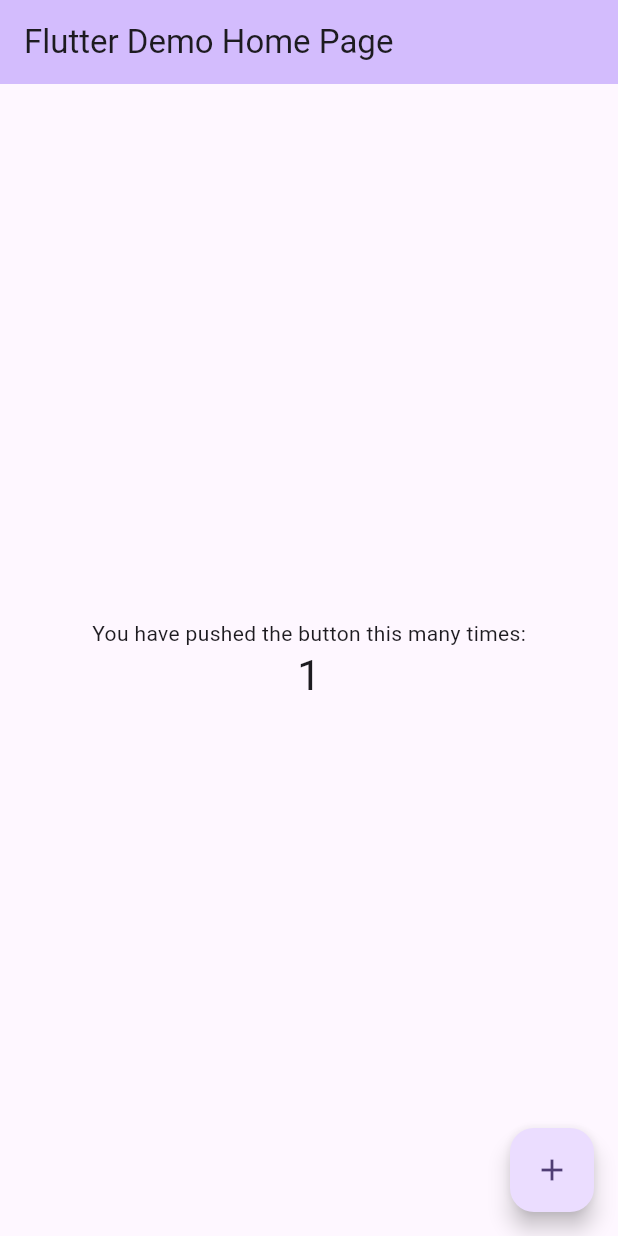
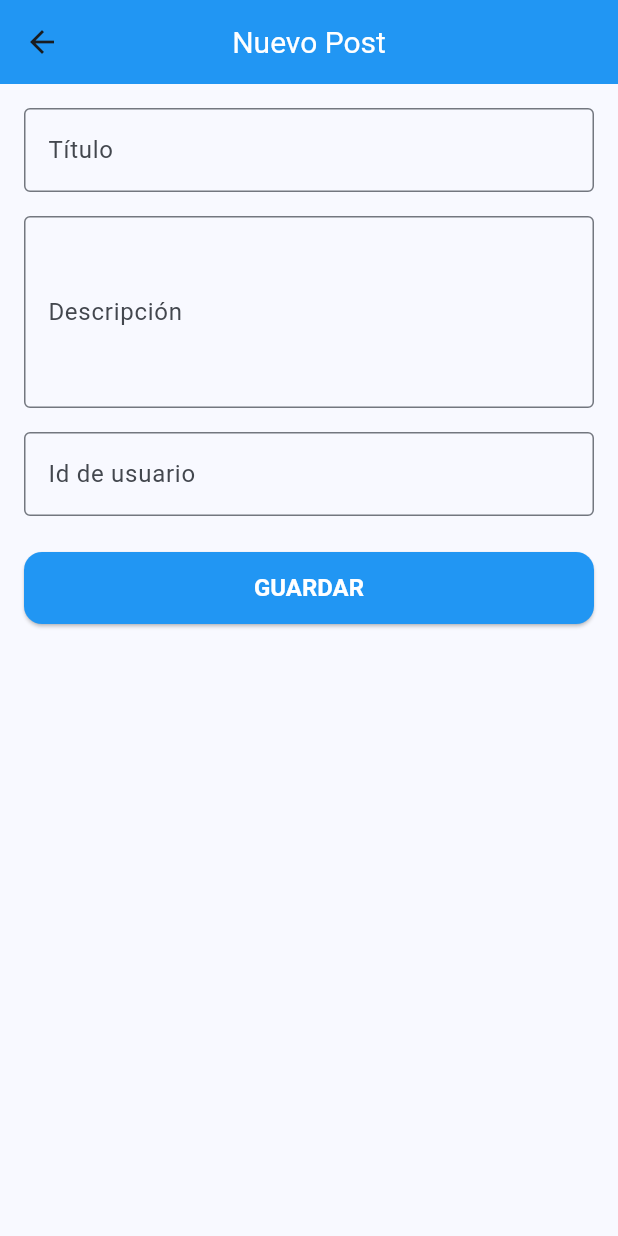
Before and after one commit to JhisasZX/altoke_test, a Flutter app: the screen it shows after launch, after a tap on the "add" icon, on a phone screen of 412 x 824 dp. Run offline on Flutter 3.47's test engine with Material 3 defaults, Android fonts, the phone set to English and light mode, and no system bars; our stand-ins replace bloc, dio, equatable, flutter_bloc; network calls fail.

Commit message:
refactor: restructure main app to use repository pattern and remove unused widget test

```diff
--- a/lib/main.dart
+++ b/lib/main.dart
@@ -1,125 +1,57 @@
 import 'package:flutter/material.dart';
+import 'package:flutter_bloc/flutter_bloc.dart';
+import 'src/core/network/api_client.dart';
+import 'src/data/datasources/post_remote_datasource.dart';
+import 'src/data/repositories/post_repository_impl.dart';
+import 'src/domain/repositories/post_repository.dart';
+import 'src/presentation/cubit/posts_cubit.dart';
+import 'src/presentation/pages/posts_list_page.dart';
 
 void main() {
-  runApp(const MyApp());
+  final apiClient = ApiClient();
+  final dataSource = PostRemoteDatasourceImpl(client: apiClient.dio);
+  final repo = PostRepositoryImpl(remote: dataSource);
+
+  runApp(MyApp(repository: repo));
 }
 
 class MyApp extends StatelessWidget {
-  const MyApp({super.key});
+  final PostRepositoryImpl repository;
+  const MyApp({super.key, required this.repository}) : super();
 
-  // This widget is the root of your application.
   @override
   Widget build(BuildContext context) {
-    return MaterialApp(
-      title: 'Flutter Demo',
-      theme: ThemeData(
-        // This is the theme of your application.
-        //
-        // TRY THIS: Try running your application with "flutter run". You'll see
-        // the application has a purple toolbar. Then, without quitting the app,
-        // try changing the seedColor in the colorScheme below to Colors.green
-        // and then invoke "hot reload" (save your changes or press the "hot
-        // reload" button in a Flutter-supported IDE, or press "r" if you used
-        // the command line to start the app).
-        //
-        // Notice that the counter didn't reset back to zero; the application
-        // state is not lost during the reload. To reset the state, use hot
-        // restart instead.
-        //
-        // This works for code too, not just values: Most code changes can be
-        // tested with just a hot reload.
-        colorScheme: ColorScheme.fromSeed(seedColor: Colors.deepPurple),
-        useMaterial3: true,
+    return RepositoryProvider<PostRepository>.value(
+      value: repository,
+      child: BlocProvider(
+        create: (_) => PostsCubit(repository)..fetchPosts(),
+        child: MaterialApp(
+          debugShowCheckedModeBanner: false,
+          title: 'Altoke Test',
+          theme: ThemeData(
+            primarySwatch: Colors.blue,
+            primaryColor: Colors.blue,
+            colorScheme: ColorScheme.fromSeed(
+              seedColor: Colors.blue,
+              primary: Colors.blue,
+            ),
+            inputDecorationTheme: const InputDecorationTheme(
+              focusedBorder: OutlineInputBorder(
+                borderSide: BorderSide(color: Colors.blue, width: 2.0),
+              ),
+              focusColor: Colors.blue,
+            ),
+            textSelectionTheme: const TextSelectionThemeData(
+              cursorColor: Colors.blue,
+              selectionColor: Colors.blue,
+              selectionHandleColor: Colors.blue,
+            ),
+          ),
+          routes: {
+            '/': (_) => const PostsListPage(),
+          },
+        ),
       ),
-      home: const MyHomePage(title: 'Flutter Demo Home Page'),
     );
   }
 }
-
-class MyHomePage extends StatefulWidget {
-  const MyHomePage({super.key, required this.title});
-
-  // This widget is the home page of your application. It is stateful, meaning
-  // that it has a State object (defined below) that contains fields that affect
-  // how it looks.
-
-  // This class is the configuration for the state. It holds the values (in this
-  // case the title) provided by the parent (in this case the App widget) and
-  // used by the build method of the State. Fields in a Widget subclass are
-  // always marked "final".
-
-  final String title;
-
-  @override
-  State<MyHomePage> createState() => _MyHomePageState();
-}
-
-class _MyHomePageState extends State<MyHomePage> {
-  int _counter = 0;
-
-  void _incrementCounter() {
-    setState(() {
-      // This call to setState tells the Flutter framework that something has
-      // changed in this State, which causes it to rerun the build method below
-      // so that the display can reflect the updated values. If we changed
-      // _counter without calling setState(), then the build method would not be
-      // called again, and so nothing would appear to happen.
-      _counter++;
-    });
-  }
-
-  @override
-  Widget build(BuildContext context) {
-    // This method is rerun every time setState is called, for instance as done
-    // by the _incrementCounter method above.
-    //
-    // The Flutter framework has been optimized to make rerunning build methods
-    // fast, so that you can just rebuild anything that needs updating rather
-    // than having to individually change instances of widgets.
-    return Scaffold(
-      appBar: AppBar(
-        // TRY THIS: Try changing the color here to a specific color (to
-        // Colors.amber, perhaps?) and trigger a hot reload to see the AppBar
-        // change color while the other colors stay the same.
-        backgroundColor: Theme.of(context).colorScheme.inversePrimary,
-        // Here we take the value from the MyHomePage object that was created by
-        // the App.build method, and use it to set our appbar title.
-        title: Text(widget.title),
-      ),
-      body: Center(
-        // Center is a layout widget. It takes a single child and positions it
-        // in the middle of the parent.
-        child: Column(
-          // Column is also a layout widget. It takes a list of children and
-          // arranges them vertically. By default, it sizes itself to fit its
-          // children horizontally, and tries to be as tall as its parent.
-          //
-          // Column has various properties to control how it sizes itself and
-          // how it positions its children. Here we use mainAxisAlignment to
-          // center the children vertically; the main axis here is the vertical
-          // axis because Columns are vertical (the cross axis would be
-          // horizontal).
-          //
-          // TRY THIS: Invoke "debug painting" (choose the "Toggle Debug Paint"
-          // action in the IDE, or press "p" in the console), to see the
-          // wireframe for each widget.
-          mainAxisAlignment: MainAxisAlignment.center,
-          children: <Widget>[
-            const Text(
-              'You have pushed the button this many times:',
-            ),
-            Text(
-              '$_counter',
-              style: Theme.of(context).textTheme.headlineMedium,
-            ),
-          ],
-        ),
-      ),
-      floatingActionButton: FloatingActionButton(
-        onPressed: _incrementCounter,
-        tooltip: 'Increment',
-        child: const Icon(Icons.add),
-      ), // This trailing comma makes auto-formatting nicer for build methods.
-    );
-  }
-}
--- /dev/null
+++ b/lib/src/presentation/pages/add_post_page.dart
@@ -0,0 +1,137 @@
+import 'package:flutter/material.dart';
+import 'package:flutter_bloc/flutter_bloc.dart';
+import '../cubit/posts_cubit.dart';
+
+class AddPostPage extends StatefulWidget {
+  const AddPostPage({super.key});
+  @override
+  State<AddPostPage> createState() => _AddPostPageState();
+}
+
+class _AddPostPageState extends State<AddPostPage> {
+  final _formKey = GlobalKey<FormState>();
+  final _titleCtl = TextEditingController();
+  final _bodyCtl = TextEditingController();
+  final _userIdCtl = TextEditingController();
+
+  @override
+  void dispose() {
+    _titleCtl.dispose();
+    _bodyCtl.dispose();
+    _userIdCtl.dispose();
+    super.dispose();
+  }
+
+  void _submit() async {
+    if (!_formKey.currentState!.validate()) return;
+    final cubit = context.read<PostsCubit>();
+    await cubit.addPost(
+        title: _titleCtl.text.trim(),
+        body: _bodyCtl.text.trim(),
+        userId: int.parse(_userIdCtl.text.trim()));
+
+    if (!mounted) return;
+    ScaffoldMessenger.of(context).showSnackBar(
+        const SnackBar(content: Text('Post guardado exitosamente')));
+    Navigator.pop(context);
+  }
+
+  // Validación para solo caracteres (sin números ni caracteres especiales)
+  String? _validateOnlyCharacters(String? value) {
+    if (value == null || value.isEmpty) {
+      return 'Este campo es requerido';
+    }
+    if (!RegExp(r'^[a-zA-ZáéíóúÁÉÍÓÚñÑ\s]+$').hasMatch(value)) {
+      return 'Solo se permiten caracteres, los números y caracteres especiales no son permitidos';
+    }
+    return null;
+  }
+
+  // Validación para solo números
+  String? _validateOnlyNumbers(String? value) {
+    if (value == null || value.isEmpty) {
+      return 'Este campo es requerido';
+    }
+    if (!RegExp(r'^\d+$').hasMatch(value)) {
+      return 'Solo se permiten números';
+    }
+    return null;
+  }
+
+  @override
+  Widget build(BuildContext context) {
+    return Scaffold(
+      appBar: AppBar(
+        title: const Text(
+          'Nuevo Post',
+          style: TextStyle(
+            color: Colors.white,
+            fontSize: 20,
+          ),
+        ),
+        centerTitle: true,
+        backgroundColor: Colors.blue,
+      ),
+      body: Padding(
+        padding: const EdgeInsets.all(16.0),
+        child: Form(
+          key: _formKey,
+          child: SingleChildScrollView(
+            child: Column(
+              crossAxisAlignment: CrossAxisAlignment.stretch,
+              children: [
+                TextFormField(
+                  controller: _titleCtl,
+                  decoration: const InputDecoration(
+                    labelText: 'Título',
+                    border: OutlineInputBorder(),
+                  ),
+                  validator: _validateOnlyCharacters,
+                ),
+                const SizedBox(height: 16),
+                TextFormField(
+                  controller: _bodyCtl,
+                  decoration: const InputDecoration(
+                    labelText: 'Descripción',
+                    border: OutlineInputBorder(),
+                  ),
+                  maxLines: 4,
+                  validator: _validateOnlyCharacters,
+                ),
+                const SizedBox(height: 16),
+                TextFormField(
+                  controller: _userIdCtl,
+                  decoration: const InputDecoration(
+                    labelText: 'Id de usuario',
+                    border: OutlineInputBorder(),
+                  ),
+                  keyboardType: TextInputType.number,
+                  validator: _validateOnlyNumbers,
+                ),
+                const SizedBox(height: 24),
+                ElevatedButton(
+                  onPressed: _submit,
+                  style: ElevatedButton.styleFrom(
+                    backgroundColor: Colors.blue,
+                    foregroundColor: Colors.white,
+                    minimumSize: const Size.fromHeight(48),
+                    padding: const EdgeInsets.symmetric(
+                        horizontal: 24, vertical: 12),
+                    textStyle: const TextStyle(
+                      fontSize: 16,
+                      fontWeight: FontWeight.bold,
+                    ),
+                    shape: RoundedRectangleBorder(
+                      borderRadius: BorderRadius.circular(12),
+                    ),
+                  ),
+                  child: const Text('GUARDAR'),
+                ),
+              ],
+            ),
+          ),
+        ),
+      ),
+    );
+  }
+}
--- /dev/null
+++ b/lib/src/presentation/pages/posts_list_page.dart
@@ -0,0 +1,85 @@
+import 'package:flutter/material.dart';
+import 'package:flutter_bloc/flutter_bloc.dart';
+import '../cubit/posts_cubit.dart';
+import '../../domain/repositories/post_repository.dart';
+import 'add_post_page.dart';
+import 'comments_page.dart';
+
+class PostsListPage extends StatelessWidget {
+  const PostsListPage({super.key});
+
+  @override
+  Widget build(BuildContext context) {
+    return Scaffold(
+      appBar: AppBar(
+        title: const Text(
+          'Posts',
+          style: TextStyle(
+            color: Colors.white,
+            fontSize: 20,
+          ),
+        ),
+        centerTitle: false,
+        backgroundColor: Colors.blue,
+      ),
+      body: BlocBuilder<PostsCubit, PostsState>(
+        builder: (context, state) {
+          if (state.status == PostsStatus.loading) {
+            return const Center(child: CircularProgressIndicator());
+          }
+          if (state.status == PostsStatus.error) {
+            return Center(child: Text(state.message ?? 'Error'));
+          }
+
+          return ListView.builder(
+            itemCount: state.posts.length,
+            itemBuilder: (context, index) {
+              final post = state.posts[index];
+              return Card(
+                margin: const EdgeInsets.symmetric(horizontal: 16, vertical: 8),
+                child: ListTile(
+                  leading: CircleAvatar(
+                    backgroundColor: Colors.blue.shade100,
+                    child: Text(
+                      post.userId.toString(),
+                      style: TextStyle(
+                        color: Colors.blue.shade800,
+                        fontWeight: FontWeight.bold,
+                      ),
+                    ),
+                  ),
+                  title: Text(
+                    post.title,
+                    style: const TextStyle(fontWeight: FontWeight.bold),
+                  ),
+                  subtitle: Text(
+                    post.body,
+                    maxLines: 2,
+                    overflow: TextOverflow.ellipsis,
+                  ),
+                  onTap: () {
+                    final repository =
+                        RepositoryProvider.of<PostRepository>(context);
+                    Navigator.push(
+                      context,
+                      MaterialPageRoute(
+                          builder: (_) => CommentsPage(
+                              postId: post.id,
+                              postTitle: post.title,
+                              repository: repository)),
+                    );
+                  },
+                ),
+              );
+            },
+          );
+        },
+      ),
+      floatingActionButton: FloatingActionButton(
+        onPressed: () => Navigator.push(
+            context, MaterialPageRoute(builder: (_) => const AddPostPage())),
+        child: const Icon(Icons.add),
+      ),
+    );
+  }
+}
--- a/pubspec.yaml
+++ b/pubspec.yaml
@@ -11,7 +11,7 @@ dependencies:
 
   # Manejo de estado - BLoC pattern
   flutter_bloc: ^9.1.1
-  bloc: ^9.1.0
+  bloc: ^9.0.0
   equatable: ^2.0.5
 
   # HTTP Client para consumir APIs REST
```
Also changed, not shown: lib/src/presentation/cubit/posts_cubit.dart (+6 -2 lines), lib/src/presentation/pages/comments_page.dart (added, +75 -0 lines), pubspec.lock, 1 other file.
